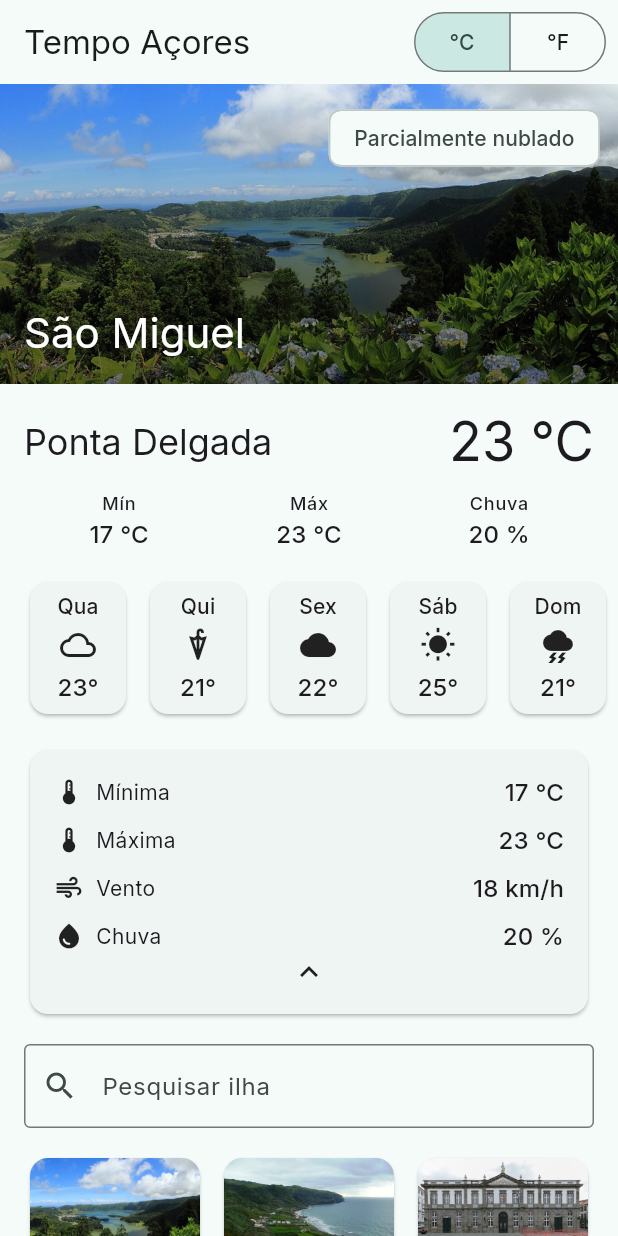
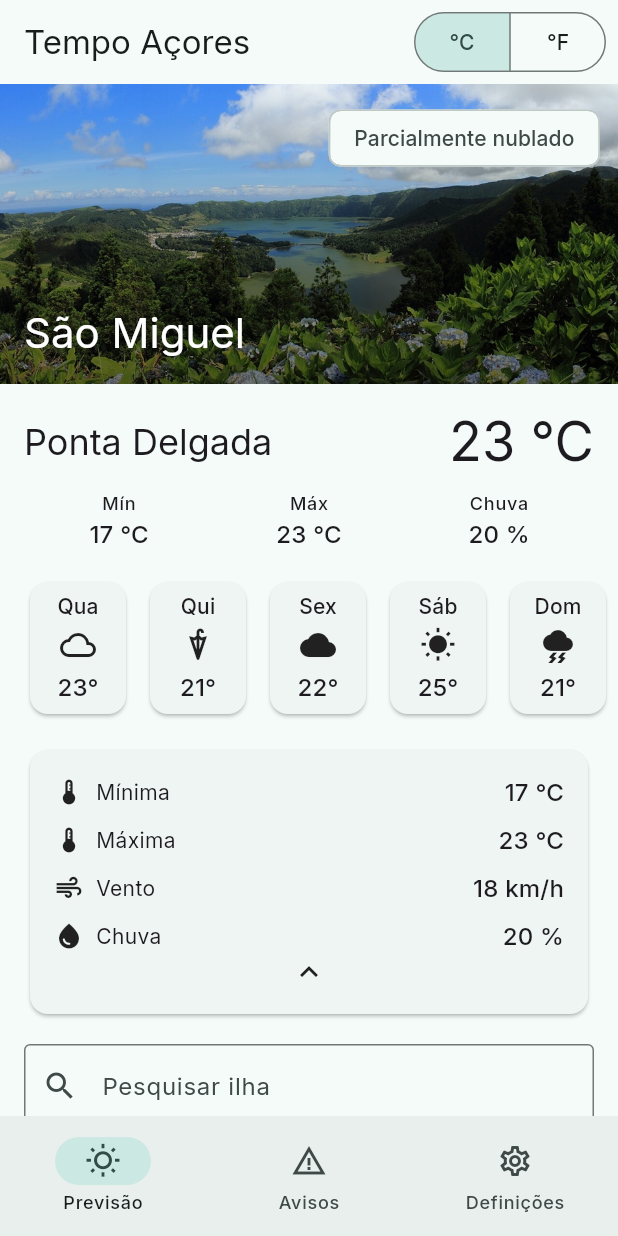
Before and after one commit to Tiago-Rocha/pdm-aula-09, a Flutter app: the screen it shows after launch, after a tap on "Mínima", on a phone screen of 412 x 824 dp. Run offline on Flutter 3.47's test engine with Material 3 defaults, Android fonts, the phone set to English and light mode, and no system bars; our stand-ins replace go_router, google_fonts.

Commit message:
Passo 3: NavigationBar com três separadores e pilhas independentes (StatefulShellRoute.indexedStack)

```diff
--- a/lib/router.dart
+++ b/lib/router.dart
@@ -1,15 +1,40 @@
+import 'package:flutter/material.dart';
 import 'package:go_router/go_router.dart';
 
+import 'alerts_screen.dart';
 import 'forecast_screen.dart';
 import 'island_screen.dart';
-
-// TODO 3: wrap the routes in a StatefulShellRoute.indexedStack with a
-// NavigationBar and three tabs: Previsão ('/'), Avisos ('/alerts') and
-// Definições ('/settings').
+import 'settings_screen.dart';
 
 /// Every screen of the app, with its path, like the pages of a site.
 final router = GoRouter(
   initialLocation: '/',
+  routes: [
+    StatefulShellRoute.indexedStack(
+      builder: (context, state, shell) => Scaffold(
+        body: shell, // the current tab, with its own stack
+        bottomNavigationBar: NavigationBar(
+          selectedIndex: shell.currentIndex,
+          onDestinationSelected: (i) =>
+              shell.goBranch(i, initialLocation: i == shell.currentIndex),
+          destinations: const [
+            NavigationDestination(
+              icon: Icon(Icons.wb_sunny_outlined),
+              label: 'Previsão',
+            ),
+            NavigationDestination(
+              icon: Icon(Icons.warning_amber),
+              label: 'Avisos',
+            ),
+            NavigationDestination(
+              icon: Icon(Icons.settings_outlined),
+              label: 'Definições',
+            ),
+          ],
+        ),
+      ),
+      branches: [
+        StatefulShellBranch(
           routes: [
             GoRoute(
               path: '/',
@@ -23,4 +48,24 @@ final router = GoRouter(
               ],
             ),
           ],
+        ),
+        StatefulShellBranch(
+          routes: [
+            GoRoute(
+              path: '/alerts',
+              builder: (context, state) => const AlertsScreen(),
+            ),
+          ],
+        ),
+        StatefulShellBranch(
+          routes: [
+            GoRoute(
+              path: '/settings',
+              builder: (context, state) => const SettingsScreen(),
+            ),
+          ],
+        ),
+      ],
+    ),
+  ],
 );
```
Lines whose indentation alone changed are shown as unchanged.
